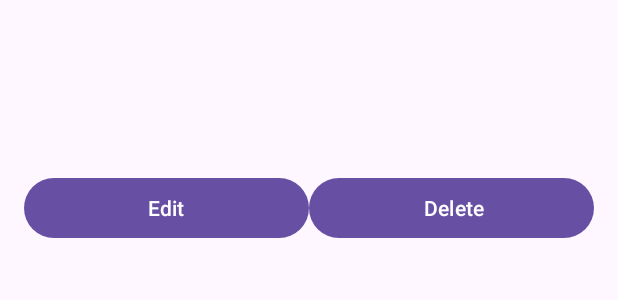
After one commit to Reece-Nunez/Android_Vacation_Tracker, an Android app: the layout item_vacation.xml on its own in the app's theme, with its tools: preview values and no code run, on a phone screen of 412 x 824 dp. The commit adds this screen. Shown: the top 300 px of the screen. Run offline under Robolectric (Android 15) with nearby library versions, the phone set to English and light mode, and no system bars.

Commit message:
had to fix some things on step 3 parts a-d. Still working on part e

```diff
--- a/app/build.gradle.kts
+++ b/app/build.gradle.kts
@@ -4,12 +4,12 @@ plugins {
 
 android {
     namespace = "com.example.myapplication"
-    compileSdk = 33
+    compileSdk = 34
 
     defaultConfig {
         applicationId = "com.example.myapplication"
         minSdk = 26
-        targetSdk = 33
+        targetSdk = 34
         versionCode = 1
         versionName = "1.0"
 
--- a/app/src/main/AndroidManifest.xml
+++ b/app/src/main/AndroidManifest.xml
@@ -2,6 +2,7 @@
 <manifest xmlns:android="http://schemas.android.com/apk/res/android"
     xmlns:tools="http://schemas.android.com/tools">
 
+    <uses-permission android:name="android.permission.POST_NOTIFICATIONS" />
     <application
         android:allowBackup="true"
         android:dataExtractionRules="@xml/data_extraction_rules"
@@ -12,6 +13,7 @@
         android:supportsRtl="true"
         android:theme="@style/Theme.MyApplication"
         tools:targetApi="31">
+        <receiver android:name=".Broadcasts.AlertReceiver"/>
         <activity
             android:name=".AddVacationActivity"
             android:exported="true">
@@ -21,6 +23,7 @@
                 <category android:name="android.intent.category.LAUNCHER" />
             </intent-filter>
         </activity>
+        <activity android:name=".VacationDetailActivity"/>
     </application>
 
 </manifest>
--- a/app/src/main/java/com/example/myapplication/Dao/VacationDao.java
+++ b/app/src/main/java/com/example/myapplication/Dao/VacationDao.java
@@ -18,7 +18,7 @@ public interface VacationDao {
     LiveData<List<Vacation>> getAll();
 
     @Insert(onConflict = OnConflictStrategy.REPLACE)
-    void insert(Vacation vacation);
+    long insert(Vacation vacation);
 
     @Update
     void update(Vacation vacation);
@@ -28,4 +28,5 @@ public interface VacationDao {
 
     @Query("SELECT * FROM vacations WHERE id = :vacationId")
     Vacation getVacationById(int vacationId);
+
 }
--- /dev/null
+++ b/app/src/main/res/layout/item_vacation.xml
@@ -0,0 +1,53 @@
+<?xml version="1.0" encoding="utf-8"?>
+<LinearLayout xmlns:android="http://schemas.android.com/apk/res/android"
+    android:layout_width="match_parent"
+    android:layout_height="wrap_content"
+    android:orientation="vertical"
+    android:padding="16dp">
+
+    <TextView
+        android:id="@+id/textViewVacationTitle"
+        android:layout_width="match_parent"
+        android:layout_height="wrap_content"
+        android:textSize="18sp"
+        android:textStyle="bold"/>
+
+    <TextView
+        android:id="@+id/textViewHotel"
+        android:layout_width="match_parent"
+        android:layout_height="wrap_content"
+        android:textSize="16sp"/>
+
+    <TextView
+        android:id="@+id/textViewStartDate"
+        android:layout_width="match_parent"
+        android:layout_height="wrap_content"
+        android:textSize="16sp"/>
+
+    <TextView
+        android:id="@+id/textViewEndDate"
+        android:layout_width="match_parent"
+        android:layout_height="wrap_content"
+        android:textSize="16sp"/>
+
+    <!-- Buttons for Edit and Delete -->
+    <LinearLayout
+        android:layout_width="match_parent"
+        android:layout_height="wrap_content"
+        android:orientation="horizontal"
+        android:paddingTop="8dp">
+        <Button
+            android:id="@+id/buttonEdit"
+            android:layout_width="0dp"
+            android:layout_height="wrap_content"
+            android:layout_weight="1"
+            android:text="Edit"/>
+
+        <Button
+            android:id="@+id/buttonDelete"
+            android:layout_width="0dp"
+            android:layout_height="wrap_content"
+            android:layout_weight="1"
+            android:text=" Delete"/>
+    </LinearLayout>
+</LinearLayout>
```
Also changed, not shown: app/src/main/java/com/example/myapplication/Adapter/VacationAdapter.java (added, +74 -0 lines), app/src/main/java/com/example/myapplication/AddVacationActivity.java (+63 -4 lines), app/src/main/java/com/example/myapplication/Broadcasts/AlertReceiver.java (added, +51 -0 lines), app/src/main/java/com/example/myapplication/Entity/Vacation.java (+0 -7 lines), app/src/main/java/com/example/myapplication/VacationDetailActivity.java (+60 -95 lines), app/src/main/res/layout/activity_add_vacation.xml (+15 -3 lines), app/src/main/res/layout/activity_vacation_detail.xml (+7 -45 lines), app/src/main/res/drawable/ic_notification.png (added).
